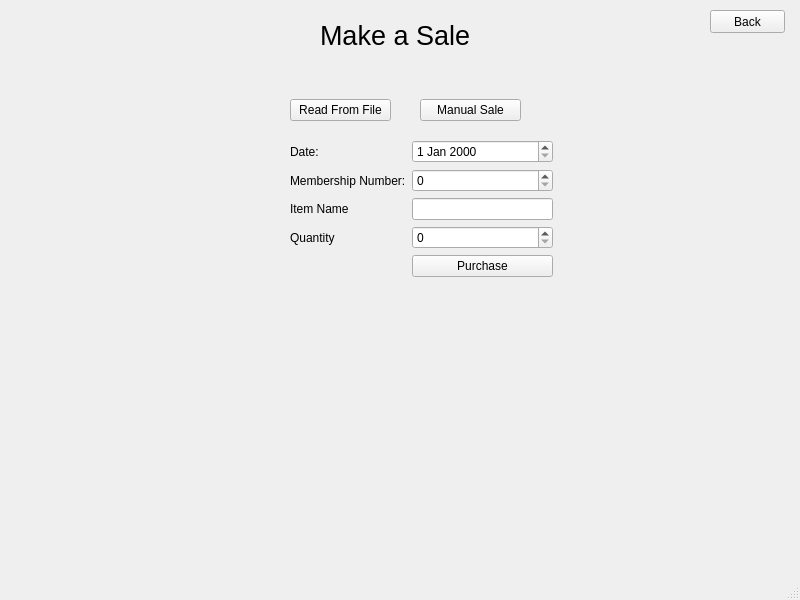
Qt form make_sale/make_sale.ui (WinterCS003/CS008_Project1) before a commit.
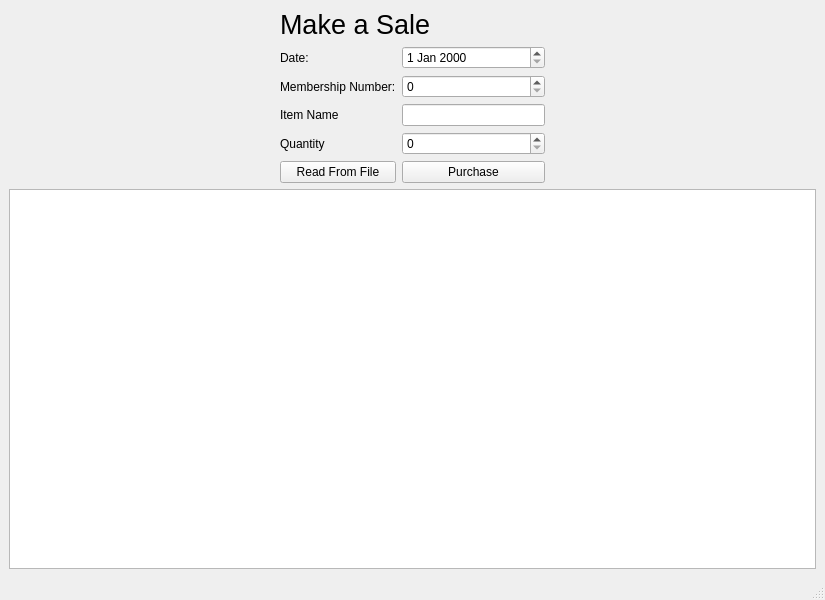
The same form after that commit.

```diff
--- a/make_sale/make_sale.ui
+++ b/make_sale/make_sale.ui
@@ -6,7 +6,7 @@
    <rect>
     <x>0</x>
     <y>0</y>
-    <width>800</width>
+    <width>825</width>
     <height>600</height>
    </rect>
   </property>
@@ -14,44 +14,22 @@
    <string>make_sale</string>
   </property>
   <widget class="QWidget" name="centralwidget">
-   <widget class="QWidget" name="horizontalLayoutWidget">
-    <property name="geometry">
-     <rect>
-      <x>320</x>
-      <y>10</y>
-      <width>181</width>
-      <height>51</height>
-     </rect>
-    </property>
-    <layout class="QHBoxLayout" name="titleLayout">
-     <item>
-      <widget class="QLabel" name="Title">
-       <property name="font">
-        <font>
-         <pointsize>20</pointsize>
-        </font>
-       </property>
-       <property name="text">
-        <string>Make a Sale</string>
-       </property>
-      </widget>
-     </item>
-    </layout>
-   </widget>
-   <widget class="QWidget" name="formLayoutWidget">
-    <property name="geometry">
-     <rect>
-      <x>290</x>
-      <y>140</y>
-      <width>263</width>
-      <height>244</height>
-     </rect>
-    </property>
-    <layout class="QFormLayout" name="saleLayout">
+   <layout class="QGridLayout" name="gridLayout_3">
      <item row="0" column="0">
-      <widget class="QLabel" name="dateLabel">
+     <layout class="QGridLayout" name="gridLayout_2">
+      <item row="1" column="1">
+       <layout class="QGridLayout" name="gridLayout">
+        <item row="3" column="0">
+         <widget class="QLabel" name="quantityLabel">
        <property name="text">
-        <string>Date: </string>
+           <string>Quantity</string>
+          </property>
+         </widget>
+        </item>
+        <item row="4" column="0">
+         <widget class="QPushButton" name="fileInput">
+          <property name="text">
+           <string>Read From File</string>
        </property>
       </widget>
      </item>
@@ -65,13 +43,6 @@
        </property>
       </widget>
      </item>
-     <item row="1" column="1">
-      <widget class="QSpinBox" name="Id">
-       <property name="maximum">
-        <number>9999999</number>
-       </property>
-      </widget>
-     </item>
      <item row="2" column="0">
       <widget class="QLabel" name="nameLabel">
        <property name="text">
@@ -79,20 +50,10 @@
        </property>
       </widget>
      </item>
-     <item row="2" column="1">
-      <widget class="QLineEdit" name="itemName"/>
-     </item>
-     <item row="3" column="0">
-      <widget class="QLabel" name="quantityLabel">
+        <item row="0" column="0">
+         <widget class="QLabel" name="dateLabel">
        <property name="text">
-        <string>Quantity</string>
-       </property>
-      </widget>
-     </item>
-     <item row="3" column="1">
-      <widget class="QSpinBox" name="quantity">
-       <property name="maximum">
-        <number>100</number>
+           <string>Date: </string>
        </property>
       </widget>
      </item>
@@ -107,59 +68,69 @@
        </item>
       </layout>
      </item>
-    </layout>
-   </widget>
-   <widget class="QWidget" name="verticalLayoutWidget">
-    <property name="geometry">
-     <rect>
-      <x>290</x>
-      <y>90</y>
-      <width>101</width>
-      <height>41</height>
-     </rect>
-    </property>
-    <layout class="QVBoxLayout" name="fileLayout">
-     <item>
-      <widget class="QPushButton" name="fileInput">
-       <property name="text">
-        <string>Read From File</string>
-       </property>
-      </widget>
-     </item>
-    </layout>
-   </widget>
-   <widget class="QWidget" name="verticalLayoutWidget_2">
-    <property name="geometry">
-     <rect>
-      <x>420</x>
-      <y>90</y>
-      <width>101</width>
-      <height>41</height>
-     </rect>
-    </property>
-    <layout class="QVBoxLayout" name="manualLayout">
-     <item>
-      <widget class="QPushButton" name="manualSale">
-       <property name="text">
-        <string>Manual Sale</string>
-       </property>
-      </widget>
-     </item>
-    </layout>
-   </widget>
-   <widget class="QPushButton" name="back">
-    <property name="geometry">
-     <rect>
-      <x>710</x>
-      <y>10</y>
-      <width>75</width>
-      <height>23</height>
-     </rect>
-    </property>
+        <item row="3" column="1">
+         <widget class="QSpinBox" name="quantity">
+          <property name="maximum">
+           <number>100</number>
+          </property>
+         </widget>
+        </item>
+        <item row="1" column="1">
+         <widget class="QSpinBox" name="Id">
+          <property name="maximum">
+           <number>9999999</number>
+          </property>
+         </widget>
+        </item>
+        <item row="2" column="1">
+         <widget class="QLineEdit" name="itemName"/>
+        </item>
+       </layout>
+      </item>
+      <item row="0" column="0">
+       <spacer name="horizontalSpacer">
+        <property name="orientation">
+         <enum>Qt::Horizontal</enum>
+        </property>
+        <property name="sizeHint" stdset="0">
+         <size>
+          <width>40</width>
+          <height>20</height>
+         </size>
+        </property>
+       </spacer>
+      </item>
+      <item row="0" column="2">
+       <spacer name="horizontalSpacer_2">
+        <property name="orientation">
+         <enum>Qt::Horizontal</enum>
+        </property>
+        <property name="sizeHint" stdset="0">
+         <size>
+          <width>40</width>
+          <height>20</height>
+         </size>
+        </property>
+       </spacer>
+      </item>
+      <item row="0" column="1">
+       <widget class="QLabel" name="Title">
+        <property name="font">
+         <font>
+          <pointsize>20</pointsize>
+         </font>
+        </property>
     <property name="text">
-     <string>Back</string>
-    </property>
-   </widget>
+         <string>Make a Sale</string>
+        </property>
+       </widget>
+      </item>
+      <item row="2" column="0" colspan="3">
+       <widget class="QTextBrowser" name="textBrowser"/>
+      </item>
+     </layout>
+    </item>
+   </layout>
   </widget>
   <widget class="QMenuBar" name="menubar">
    <property name="geometry">
```
Left out of the diff: 2 changed lines with no effect on the pictures. Lines whose indentation alone changed are shown as unchanged.
